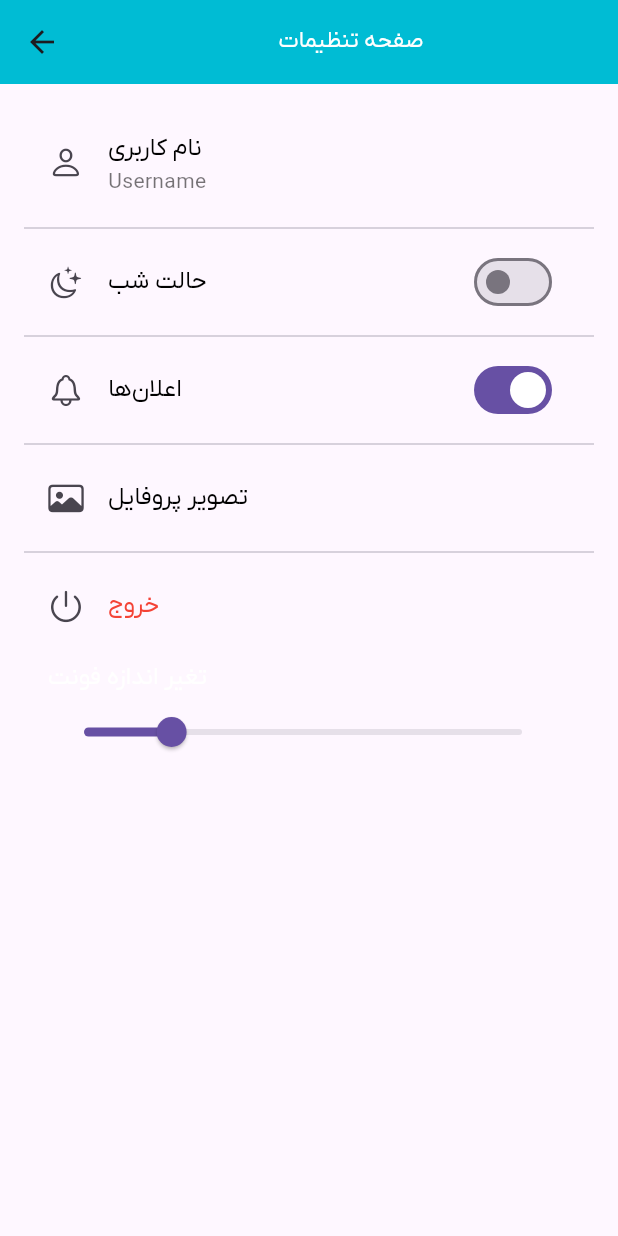
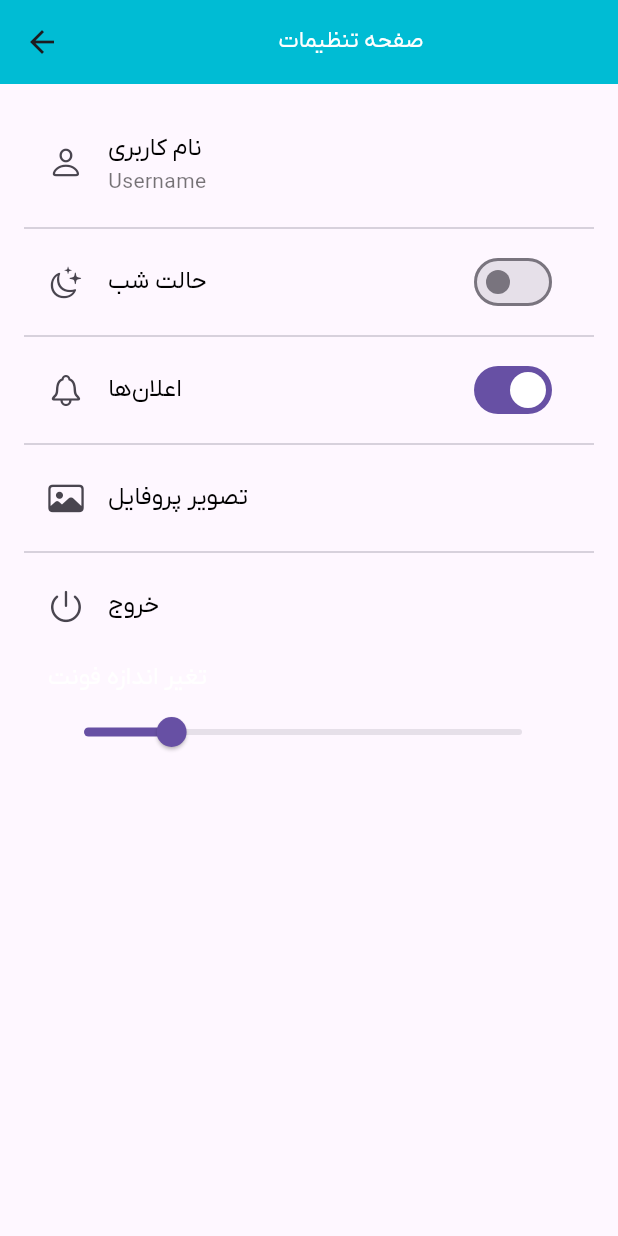
Before and after one commit to Ferdows786/ten_programming_languages, a Flutter app: the screen it shows after launch, in the side drawer, after a tap on "تنظیمات", on a phone screen of 412 x 824 dp. Run offline on Flutter 3.47's test engine with Material 3 defaults, Android fonts, the phone set to English and light mode, and no system bars; our stand-ins replace animated_splash_screen, lottie, share_plus.

Commit message:
working on settingPage

```diff
--- a/lib/main.dart
+++ b/lib/main.dart
@@ -509,7 +509,7 @@ class _settingPageState extends State<settingPage> {
             title: Text(
               'خروج',
               style: TextStyle(
-                  color: Colors.red, fontFamily: 'iranYekan', fontSize: increaseSizeFont),
+                  color: Colors.black, fontFamily: 'iranYekan', fontSize: increaseSizeFont),
             ),
             onTap: () {
               Navigator.of(context).pop();
@@ -720,7 +720,6 @@ void changeProfilePicture(BuildContext context) {
         actions: [
           TextButton(
             onPressed: () {
-              // کد مربوط به انتخاب تصویر از گالری یا دوربین
               Navigator.pop(context);
             },
             child: Text('انتخاب تصویر'),
@@ -759,5 +758,5 @@ void logout(BuildContext context) {
                 child: Text('انصراف')),
           ],
         );
-      });
+      },);
 }
```
